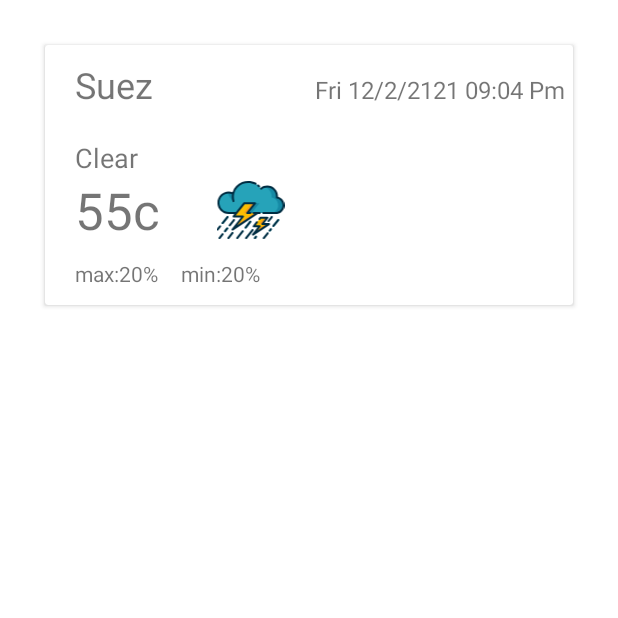
After one commit to Donia10/WeatherForecast, an Android app: the WeatherDataFav screen opened directly, with no data from a screen before it, on a phone screen of 412 x 824 dp, the top half of it. The commit adds this screen. Run offline under Robolectric (Android 15) with nearby library versions, the light colour scheme and no system bars.

Commit message:
design to card view of fav Screen

```diff
--- a/app/src/main/AndroidManifest.xml
+++ b/app/src/main/AndroidManifest.xml
@@ -2,6 +2,7 @@
 <manifest xmlns:android="http://schemas.android.com/apk/res/android"
     package="com.example.weatherforecast">
 
+    <uses-permission android:name="android.permission.WAKE_LOCK" />
     <!--
          The ACCESS_COARSE/FINE_LOCATION permissions are not required to use
          Google Maps Android API v2, but you must specify either coarse or fine
@@ -21,10 +22,12 @@
         android:supportsRtl="true"
         android:theme="@style/Theme.WeatherForecast"
         android:usesCleartextTraffic="true">
+        <activity android:name=".view.favouriteLoactions.WeatherDataFav"></activity>
+
         <receiver
             android:name=".AlarmReceiver"
             android:enabled="true"
-            android:exported="false"></receiver>
+            android:exported="false" />
         <!--
              The API key for Google Maps-based APIs is defined as a string resource.
              (See the file "res/values/google_maps_api.xml").
--- a/app/src/main/java/com/example/weatherforecast/model/local/WeatherDao.kt
+++ b/app/src/main/java/com/example/weatherforecast/model/local/WeatherDao.kt
@@ -26,6 +26,7 @@ interface WeatherDao {
     fun setAlarm(alarmData: AlarmData)
     @Query("select * from AlarmData")
     fun getAlarm():LiveData<MutableList<AlarmData>>
+
     @Delete
     fun deleteAlert(alarmData: AlarmData)
 }
--- /dev/null
+++ b/app/src/main/java/com/example/weatherforecast/view/favouriteLoactions/WeatherDataFav.java
@@ -0,0 +1,16 @@
+package com.example.weatherforecast.view.favouriteLoactions;
+
+import androidx.appcompat.app.AppCompatActivity;
+import com.example.weatherforecast.R;
+
+import android.os.Bundle;
+
+public class WeatherDataFav extends AppCompatActivity {
+
+
+    @Override
+    protected void onCreate(Bundle savedInstanceState) {
+        super.onCreate(savedInstanceState);
+        setContentView(R.layout.activity_weather_data_fav);
+    }
+}
--- a/app/src/main/java/com/example/weatherforecast/view/setting/SettingPreferences.kt
+++ b/app/src/main/java/com/example/weatherforecast/view/setting/SettingPreferences.kt
@@ -143,8 +143,8 @@ class SettingPreferences(activity: SettingsFragment){
     private fun sharedPrefs(location:String,lat:Double,lon:Double){
         var editor:SharedPreferences.Editor= prefs.edit()
         editor.putString("Location",location)
-        editor.putFloat("lat",lat.toFloat())
-        editor.putFloat("lon",lon.toFloat())
+        editor.putString("lat",lat.toString())
+        editor.putString("lon",lon.toString())
         editor.commit();
     }
 
--- a/app/src/main/java/com/example/weatherforecast/view/weatherAlerts/AlarmAdapter.kt
+++ b/app/src/main/java/com/example/weatherforecast/view/weatherAlerts/AlarmAdapter.kt
@@ -27,6 +27,7 @@ class AlarmAdapter :ListAdapter <AlarmData, AlarmAdapter.AlarmViewHolder>(AlarmC
     }
 
     fun setOnClickListener( listenerr: OnItemClickListener){listener=listenerr}
+
     override fun onCreateViewHolder(parent: ViewGroup, viewType: Int): AlarmViewHolder {
         val view=  LayoutInflater.from(parent.context).inflate(R.layout.alarm_item, parent, false)
         context=parent.context
--- /dev/null
+++ b/app/src/main/res/layout/activity_weather_data_fav.xml
@@ -0,0 +1,97 @@
+<?xml version="1.0" encoding="utf-8"?>
+<LinearLayout xmlns:android="http://schemas.android.com/apk/res/android"
+    xmlns:app="http://schemas.android.com/apk/res-auto"
+    xmlns:tools="http://schemas.android.com/tools"
+    android:layout_width="match_parent"
+    android:layout_height="match_parent"
+    android:orientation="vertical"
+    tools:context=".view.favouriteLoactions.WeatherDataFav">
+    <androidx.cardview.widget.CardView
+        android:layout_width="match_parent"
+        android:layout_height="173dp"
+        android:layout_marginLeft="30dp"
+        android:layout_marginTop="30dp"
+        android:layout_marginRight="30dp">
+        <LinearLayout
+            android:layout_width="match_parent"
+            android:layout_height="179dp"
+            android:orientation="vertical">
+            <LinearLayout
+                android:layout_width="wrap_content"
+                android:layout_height="wrap_content"
+                android:orientation="horizontal">
+            <TextView
+                android:layout_width="wrap_content"
+                android:layout_height="wrap_content"
+                android:text="Suez"
+                android:textSize="24dp"
+                android:layout_marginLeft="20dp"
+                android:layout_marginTop="10dp"/>
+                <RelativeLayout
+                    android:layout_width="wrap_content"
+                    android:layout_height="wrap_content">
+                    <TextView
+                        android:layout_alignParentRight="true"
+                        android:layout_width="wrap_content"
+                        android:layout_height="wrap_content"
+                        android:layout_marginTop="10dp"
+                        android:layout_marginRight="5dp"
+                        android:textSize="16dp"
+                        android:text="Fri 12/2/2121 09:04 Pm"/>
+                </RelativeLayout>
+        </LinearLayout>
+            <TextView
+                android:layout_width="wrap_content"
+                android:layout_height="wrap_content"
+                android:layout_marginTop="20dp"
+                android:text="Clear"
+                android:textSize="18dp"
+                android:layout_marginLeft="20dp"
+                android:layout_marginRight="20dp"/>
+            <LinearLayout
+                android:layout_width="wrap_content"
+                android:layout_height="wrap_content"
+                android:orientation="horizontal">
+                <TextView
+                    android:layout_width="wrap_content"
+                    android:layout_height="wrap_content"
+                    android:text="55c"
+                    android:textSize="34dp"
+                    android:layout_marginLeft="20dp"
+                    android:layout_marginRight="10dp" />
+
+                <ImageView
+                    android:layout_width="90dp"
+                    android:layout_height="45dp"
+                    android:src="@drawable/ic_thunderstorm"
+                    android:layout_alignParentTop="true"
+                    android:layout_marginLeft="5dp"
+                    android:layout_marginRight="20dp"/>
+
+            </LinearLayout>
+            <LinearLayout
+                android:layout_width="wrap_content"
+                android:layout_height="wrap_content"
+                android:orientation="horizontal">
+                <TextView
+                    android:layout_width="wrap_content"
+                    android:layout_height="wrap_content"
+                    android:layout_marginTop="10dp"
+                    android:layout_marginLeft="20dp"
+                    android:layout_marginRight="5dp"
+                    android:text="max:20%"
+                    />
+                <TextView
+                    android:layout_width="wrap_content"
+                    android:layout_height="wrap_content"
+                    android:layout_marginLeft="10dp"
+                    android:layout_marginTop="10dp"
+                    android:text="min:20%"
+                    />
+            </LinearLayout>
+        </LinearLayout>
+
+
+    </androidx.cardview.widget.CardView>
+
+</LinearLayout>
--- /dev/null
+++ b/app/src/main/res/values-round/strings.xml
@@ -0,0 +1,3 @@
+<resources>
+    <string name="hello_world">Hello Round World!</string>
+</resources>
```
Also changed, not shown: app/src/main/java/com/example/weatherforecast/model/WeatherRepository.kt (+50 -14 lines), app/src/main/java/com/example/weatherforecast/model/remote/WeatherHomeApi.kt (+4 -3 lines), app/src/main/java/com/example/weatherforecast/view/favouriteLoactions/Favourite.kt (+14 -6 lines), app/src/main/java/com/example/weatherforecast/view/favouriteLoactions/FavouriteLocationsListAdapter.kt (+32 -5 lines), app/src/main/java/com/example/weatherforecast/view/home/Home.kt (+38 -6 lines), app/src/main/java/com/example/weatherforecast/view/weatherAlerts/Alert.kt (+1 -6 lines), app/src/main/res/drawable/top_card_view.xml (added, +7 -0 lines), app/src/main/res/values/dimens.xml (added, +15 -0 lines), app/src/main/res/values/strings.xml (+8 -0 lines).
